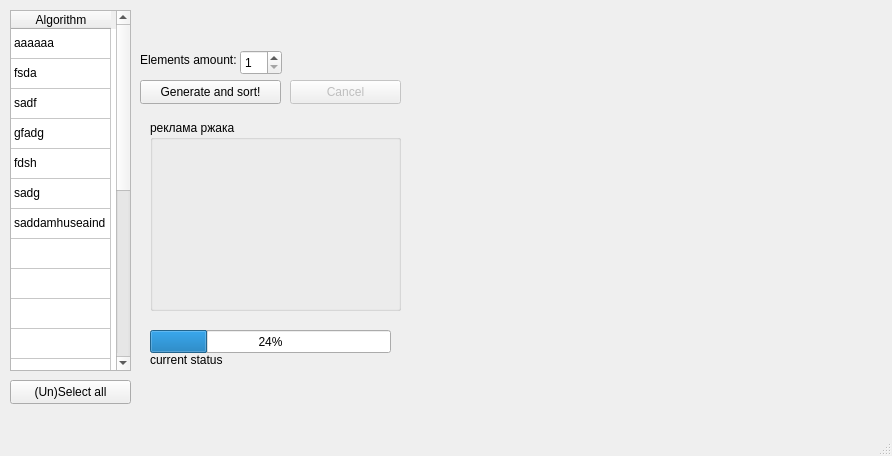
Old version of the form mainwindow.ui in the repository MarkusDarkus/Sort_Algo.
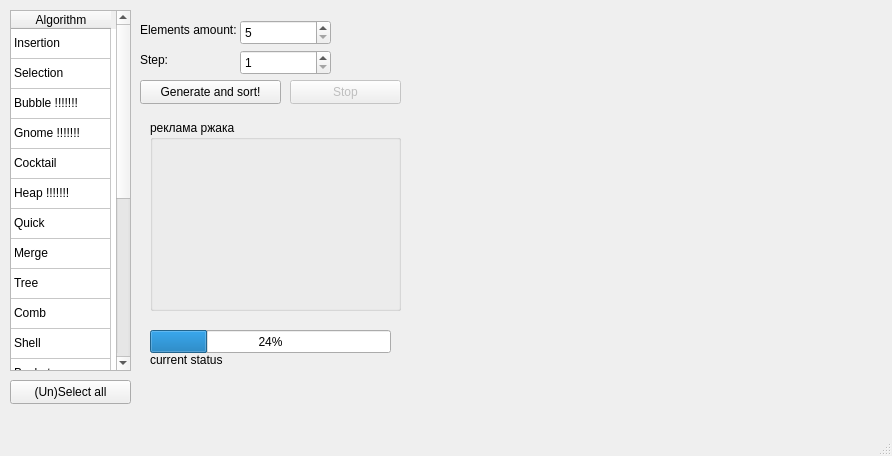
New version of the form.

The edit to the form file:
```diff
--- a/mainwindow.ui
+++ b/mainwindow.ui
@@ -38,6 +38,9 @@
     <property name="cornerButtonEnabled">
      <bool>true</bool>
     </property>
+    <property name="rowCount">
+     <number>21</number>
+    </property>
     <attribute name="horizontalHeaderVisible">
      <bool>true</bool>
     </attribute>
@@ -47,91 +50,22 @@
     <attribute name="verticalHeaderVisible">
      <bool>false</bool>
     </attribute>
-    <row>
-     <property name="text">
-      <string>2</string>
-     </property>
-    </row>
-    <row>
-     <property name="text">
-      <string>3</string>
-     </property>
-    </row>
-    <row>
-     <property name="text">
-      <string>4</string>
-     </property>
-    </row>
-    <row>
-     <property name="text">
-      <string>5</string>
-     </property>
-    </row>
-    <row>
-     <property name="text">
-      <string>6</string>
-     </property>
-    </row>
-    <row>
-     <property name="text">
-      <string>7</string>
-     </property>
-    </row>
-    <row>
-     <property name="text">
-      <string>8</string>
-     </property>
-    </row>
-    <row>
-     <property name="text">
-      <string>9</string>
-     </property>
-    </row>
-    <row>
-     <property name="text">
-      <string>11</string>
-     </property>
-    </row>
-    <row>
-     <property name="text">
-      <string>12</string>
-     </property>
-    </row>
-    <row>
-     <property name="text">
-      <string>13</string>
-     </property>
-    </row>
-    <row>
-     <property name="text">
-      <string>14</string>
-     </property>
-    </row>
-    <row>
-     <property name="text">
-      <string>15</string>
-     </property>
-    </row>
-    <row>
-     <property name="text">
-      <string>16</string>
-     </property>
-    </row>
-    <row>
-     <property name="text">
-      <string>17</string>
-     </property>
-    </row>
-    <row>
-     <property name="text">
-      <string>18</string>
-     </property>
-    </row>
-    <row>
-     <property name="text">
-      <string>19</string>
-     </property>
-    </row>
+    <row/>
+    <row/>
+    <row/>
+    <row/>
+    <row/>
+    <row/>
+    <row/>
+    <row/>
+    <row/>
+    <row/>
+    <row/>
+    <row/>
+    <row/>
+    <row/>
+    <row/>
+    <row/>
     <row/>
     <row/>
     <row/>
@@ -144,42 +78,107 @@
     </column>
     <item row="0" column="0">
      <property name="text">
-      <string>aaaaaa</string>
+      <string>Insertion</string>
      </property>
     </item>
     <item row="1" column="0">
      <property name="text">
-      <string>fsda</string>
+      <string>Selection</string>
      </property>
     </item>
     <item row="2" column="0">
      <property name="text">
-      <string>sadf</string>
+      <string>Bubble !!!!!!!</string>
      </property>
     </item>
     <item row="3" column="0">
      <property name="text">
-      <string>gfadg</string>
+      <string>Gnome !!!!!!!</string>
      </property>
     </item>
     <item row="4" column="0">
      <property name="text">
-      <string>fdsh</string>
+      <string>Cocktail</string>
      </property>
     </item>
     <item row="5" column="0">
      <property name="text">
-      <string>sadg</string>
+      <string>Heap !!!!!!!</string>
      </property>
     </item>
     <item row="6" column="0">
      <property name="text">
-      <string>saddamhuseaind</string>
+      <string>Quick</string>
      </property>
     </item>
-    <item row="21" column="0">
+    <item row="7" column="0">
      <property name="text">
-      <string>dfdf</string>
+      <string>Merge</string>
+     </property>
+    </item>
+    <item row="8" column="0">
+     <property name="text">
+      <string>Tree</string>
+     </property>
+    </item>
+    <item row="9" column="0">
+     <property name="text">
+      <string>Comb</string>
+     </property>
+    </item>
+    <item row="10" column="0">
+     <property name="text">
+      <string>Shell</string>
+     </property>
+    </item>
+    <item row="11" column="0">
+     <property name="text">
+      <string>Bucket</string>
+     </property>
+    </item>
+    <item row="12" column="0">
+     <property name="text">
+      <string>Pancake</string>
+     </property>
+    </item>
+    <item row="13" column="0">
+     <property name="text">
+      <string>PSRS</string>
+     </property>
+    </item>
+    <item row="14" column="0">
+     <property name="text">
+      <string>Patience</string>
+     </property>
+    </item>
+    <item row="15" column="0">
+     <property name="text">
+      <string>Smooth</string>
+     </property>
+    </item>
+    <item row="16" column="0">
+     <property name="text">
+      <string>Tim</string>
+     </property>
+    </item>
+    <item row="17" column="0">
+     <property name="text">
+      <string>Radix</string>
+     </property>
+    </item>
+    <item row="18" column="0">
+     <property name="text">
+      <string>Sleep</string>
+     </property>
+    </item>
+    <item row="19" column="0">
+     <property name="text">
+      <string>Stalin</string>
+     </property>
+    </item>
+    <item row="20" column="0">
+     <property name="text">
+      <string>Bitonic</string>
      </property>
     </item>
    </widget>
@@ -200,13 +199,13 @@
     <property name="geometry">
      <rect>
       <x>240</x>
-      <y>50</y>
-      <width>42</width>
+      <y>20</y>
+      <width>91</width>
       <height>25</height>
      </rect>
     </property>
     <property name="minimum">
-     <number>1</number>
+     <number>5</number>
     </property>
     <property name="maximum">
      <number>10000000</number>
@@ -216,7 +215,7 @@
     <property name="geometry">
      <rect>
       <x>140</x>
-      <y>50</y>
+      <y>20</y>
       <width>101</width>
       <height>20</height>
      </rect>
@@ -288,7 +287,7 @@
      </rect>
     </property>
     <property name="text">
-     <string>Cancel</string>
+     <string>Stop</string>
     </property>
    </widget>
    <widget class="QPushButton" name="SelectBtn">
@@ -307,6 +306,35 @@
      <string>(Un)Select all</string>
     </property>
    </widget>
+   <widget class="QSpinBox" name="StepSpin">
+    <property name="geometry">
+     <rect>
+      <x>240</x>
+      <y>50</y>
+      <width>91</width>
+      <height>25</height>
+     </rect>
+    </property>
+    <property name="minimum">
+     <number>1</number>
+    </property>
+    <property name="maximum">
+     <number>10000000</number>
+    </property>
+   </widget>
+   <widget class="QLabel" name="label_2">
+    <property name="geometry">
+     <rect>
+      <x>140</x>
+      <y>50</y>
+      <width>101</width>
+      <height>20</height>
+     </rect>
+    </property>
+    <property name="text">
+     <string>Step:</string>
+    </property>
+   </widget>
   </widget>
   <widget class="QMenuBar" name="menubar">
    <property name="geometry">
```
